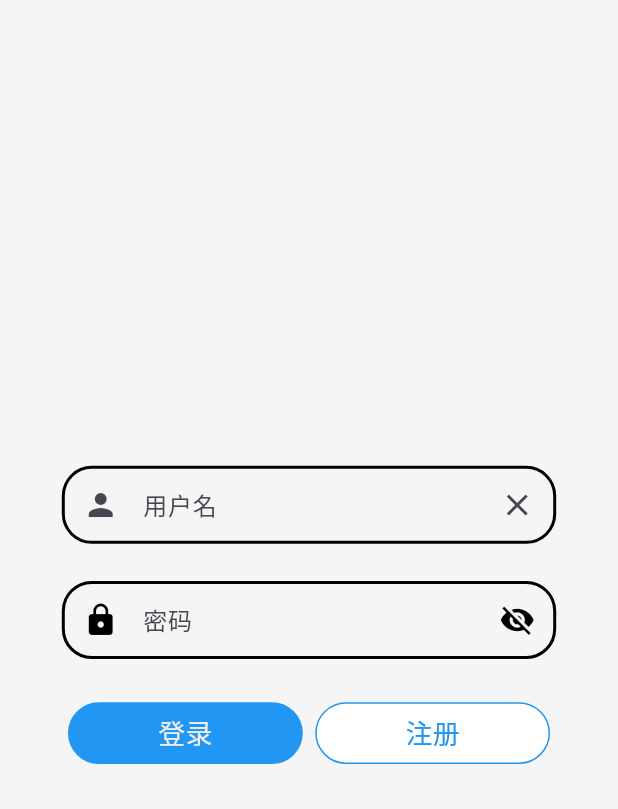
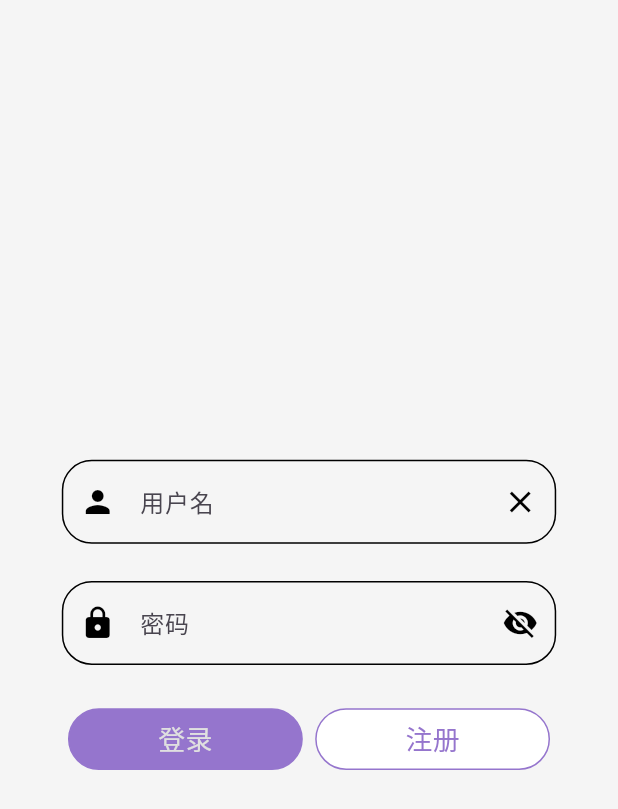
Before and after one commit to git-wujinlu/front, a Flutter app: the screen it shows after launch, on a phone screen of 412 x 824 dp. Shown: the top 809 px of the screen. Run offline on Flutter 3.47's test engine with Material 3 defaults, Android fonts, the phone set to English and light mode, and no system bars; our stand-ins replace shared_preferences.

```diff
--- a/demo1/lib/pages/HomePage.dart
+++ b/demo1/lib/pages/HomePage.dart
@@ -2,6 +2,9 @@ import 'package:demo1/pages/home/AskPage.dart';
 import 'package:demo1/pages/home/MessagePage.dart';
 import 'package:demo1/pages/home/SelfPage.dart';
 import 'package:flutter/material.dart';
+import 'package:provider/provider.dart';
+
+import '../providers/theme_provider.dart';
 
 class HomePage extends StatefulWidget {
   const HomePage({super.key});
@@ -24,6 +27,7 @@ class _HomePageState extends State<HomePage> {
 
   @override
   Widget build(BuildContext context) {
+    final themeProvider = Provider.of<ThemeProvider>(context);
     final size = MediaQuery.of(context).size;
     final height = size.height;
     final width = size.width;
@@ -43,7 +47,10 @@ class _HomePageState extends State<HomePage> {
             curve: Curves.easeInOut,
           );
         },
-        selectedItemColor: Colors.deepPurple.shade700,
+        selectedItemColor:
+            themeProvider.isDarkMode
+                ? Colors.deepPurple.shade300
+                : Colors.deepPurple.shade700,
         items: [
           BottomNavigationBarItem(icon: Icon(Icons.search), label: "问答"),
           BottomNavigationBarItem(icon: Icon(Icons.mail), label: "消息"),
--- a/demo1/lib/pages/LoginPage.dart
+++ b/demo1/lib/pages/LoginPage.dart
@@ -1,4 +1,7 @@
 import 'package:flutter/material.dart';
+import 'package:provider/provider.dart';
+
+import '../providers/theme_provider.dart';
 
 class LoginPage extends StatefulWidget {
   const LoginPage({super.key});
@@ -46,6 +49,7 @@ class _LoginPageState extends State<LoginPage> {
 
   @override
   Widget build(BuildContext context) {
+    final themeProvider = Provider.of<ThemeProvider>(context);
     final size = MediaQuery.of(context).size;
     final height = size.height;
     final width = size.width;
@@ -57,19 +61,41 @@ class _LoginPageState extends State<LoginPage> {
             mainAxisAlignment: MainAxisAlignment.center,
             children: [
               Container(
-                decoration: BoxDecoration(
-                  borderRadius: BorderRadius.circular(20),
-                  border: Border.all(width: 2),
-                ),
                 child: TextField(
                   textAlignVertical: TextAlignVertical.center,
                   controller: _usernameController,
                   decoration: InputDecoration(
-                    border: InputBorder.none,
+                    border: OutlineInputBorder(
+                      borderRadius: BorderRadius.circular(20),
+                    ),
+                    enabledBorder: OutlineInputBorder(
+                      borderRadius: BorderRadius.circular(20),
+                      borderSide: BorderSide(
+                        color:
+                            passwordChecked || nowPage == 0
+                                ? Colors.black
+                                : Colors.red,
+                      ),
+                    ),
+                    focusedBorder: OutlineInputBorder(
+                      borderRadius: BorderRadius.circular(20),
+                      borderSide: BorderSide(
+                        color:
+                            passwordChecked || nowPage == 0
+                                ? themeProvider.isDarkMode
+                                    ? Colors.deepPurple.shade700
+                                    : Colors.deepPurple.shade300
+                                : Colors.red,
+                      ),
+                    ),
                     hintText: '用户名',
-                    prefixIcon: Icon(Icons.person),
+                    prefixIcon: Icon(
+                      Icons.person,
+                      color: Theme.of(context).iconTheme.color,
+                    ),
                     suffixIcon: IconButton(
                       icon: Icon(Icons.clear),
+                      color: Theme.of(context).iconTheme.color,
                       onPressed: _usernameController.clear,
                     ),
                   ),
@@ -77,16 +103,6 @@ class _LoginPageState extends State<LoginPage> {
               ),
               SizedBox(height: 0.03 * height),
               Container(
-                decoration: BoxDecoration(
-                  borderRadius: BorderRadius.circular(20),
-                  border: Border.all(
-                    width: 2,
-                    color:
-                        passwordChecked || nowPage == 0
-                            ? Colors.black
-                            : Colors.red,
-                  ),
-                ),
                 child: TextField(
                   style: TextStyle(
                     color:
@@ -102,13 +118,41 @@ class _LoginPageState extends State<LoginPage> {
                   controller: _passwordController,
                   obscureText: _obscurePassword,
                   decoration: InputDecoration(
-                    border: InputBorder.none,
+                    border: OutlineInputBorder(
+                      borderRadius: BorderRadius.circular(20),
+                      borderSide: BorderSide(
+                        color:
+                            passwordChecked || nowPage == 0
+                                ? Colors.black
+                                : Colors.red,
+                      ),
+                    ),
+                    enabledBorder: OutlineInputBorder(
+                      borderRadius: BorderRadius.circular(20),
+                      borderSide: BorderSide(
+                        color:
+                            passwordChecked || nowPage == 0
+                                ? Colors.black
+                                : Colors.red,
+                      ),
+                    ),
+                    focusedBorder: OutlineInputBorder(
+                      borderRadius: BorderRadius.circular(20),
+                      borderSide: BorderSide(
+                        color:
+                            passwordChecked || nowPage == 0
+                                ? themeProvider.isDarkMode
+                                    ? Colors.deepPurple.shade700
+                                    : Colors.deepPurple.shade300
+                                : Colors.red,
+                      ),
+                    ),
                     hintText: '密码',
                     prefixIcon: Icon(
                       Icons.lock,
                       color:
                           passwordChecked || nowPage == 0
-                              ? Colors.black
+                              ? Theme.of(context).iconTheme.color
                               : Colors.red,
                     ),
                     suffixIcon: IconButton(
@@ -118,7 +162,7 @@ class _LoginPageState extends State<LoginPage> {
                             : Icons.visibility,
                         color:
                             passwordChecked || nowPage == 0
-                                ? Colors.black
+                                ? Theme.of(context).iconTheme.color
                                 : Colors.red,
                       ),
                       onPressed: () {
@@ -135,16 +179,6 @@ class _LoginPageState extends State<LoginPage> {
                     children: [
                       SizedBox(height: 0.03 * height),
                       Container(
-                        decoration: BoxDecoration(
-                          borderRadius: BorderRadius.circular(20),
-                          border: Border.all(
-                            width: 2,
-                            color:
-                                passwordChecked || nowPage == 0
-                                    ? Colors.black
-                                    : Colors.red,
-                          ),
-                        ),
                         child: TextField(
                           style: TextStyle(
                             color:
@@ -160,13 +194,41 @@ class _LoginPageState extends State<LoginPage> {
                           controller: _passwordCheckController,
                           obscureText: _obscurePasswordCheck,
                           decoration: InputDecoration(
-                            border: InputBorder.none,
+                            border: OutlineInputBorder(
+                              borderRadius: BorderRadius.circular(20),
+                              borderSide: BorderSide(
+                                color:
+                                    passwordChecked || nowPage == 0
+                                        ? Colors.black
+                                        : Colors.red,
+                              ),
+                            ),
+                            enabledBorder: OutlineInputBorder(
+                              borderRadius: BorderRadius.circular(20),
+                              borderSide: BorderSide(
+                                color:
+                                    passwordChecked || nowPage == 0
+                                        ? Colors.black
+                                        : Colors.red,
+                              ),
+                            ),
+                            focusedBorder: OutlineInputBorder(
+                              borderRadius: BorderRadius.circular(20),
+                              borderSide: BorderSide(
+                                color:
+                                    passwordChecked || nowPage == 0
+                                        ? themeProvider.isDarkMode
+                                            ? Colors.deepPurple.shade700
+                                            : Colors.deepPurple.shade300
+                                        : Colors.red,
+                              ),
+                            ),
                             hintText: '确认密码',
                             prefixIcon: Icon(
                               Icons.lock,
                               color:
                                   passwordChecked || nowPage == 0
-                                      ? Colors.black
+                                      ? Theme.of(context).iconTheme.color
                                       : Colors.red,
                             ),
                             suffixIcon: IconButton(
@@ -176,7 +238,7 @@ class _LoginPageState extends State<LoginPage> {
                                     : Icons.visibility,
                                 color:
                                     passwordChecked || nowPage == 0
-                                        ? Colors.black
+                                        ? Theme.of(context).iconTheme.color
                                         : Colors.red,
                               ),
                               onPressed: () {
@@ -203,10 +265,17 @@ class _LoginPageState extends State<LoginPage> {
                         height: 0.05 * height,
                         decoration: BoxDecoration(
                           borderRadius: BorderRadius.circular(30),
-                          border: Border.all(color: Colors.blue.shade500),
+                          border: Border.all(
+                            color:
+                                themeProvider.isDarkMode
+                                    ? Colors.deepPurple.shade700
+                                    : Colors.deepPurple.shade300,
+                          ),
                           color:
                               nowPage == 0
-                                  ? Colors.blue.shade500
+                                  ? themeProvider.isDarkMode
+                                      ? Colors.deepPurple.shade700
+                                      : Colors.deepPurple.shade300
                                   : Colors.white,
                         ),
                         child: Center(
@@ -215,8 +284,10 @@ class _LoginPageState extends State<LoginPage> {
                             style: TextStyle(
                               color:
                                   nowPage == 0
-                                      ? Colors.grey.shade200
-                                      : Colors.blue.shade500,
+                                      ? Colors.grey.shade300
+                                      : themeProvider.isDarkMode
+                                      ? Colors.deepPurple.shade700
+                                      : Colors.deepPurple.shade300,
                               fontSize: 18,
                             ),
                           ),
@@ -232,10 +303,17 @@ class _LoginPageState extends State<LoginPage> {
                         height: 0.05 * height,
                         decoration: BoxDecoration(
                           borderRadius: BorderRadius.circular(30),
-                          border: Border.all(color: Colors.blue.shade500),
+                          border: Border.all(
+                            color:
+                                themeProvider.isDarkMode
+                                    ? Colors.deepPurple.shade700
+                                    : Colors.deepPurple.shade300,
+                          ),
                           color:
                               nowPage == 1
-                                  ? Colors.blue.shade500
+                                  ? themeProvider.isDarkMode
+                                      ? Colors.deepPurple.shade700
+                                      : Colors.deepPurple.shade300
                                   : Colors.white,
                         ),
                         child: Center(
@@ -244,8 +322,10 @@ class _LoginPageState extends State<LoginPage> {
                             style: TextStyle(
                               color:
                                   nowPage == 1
-                                      ? Colors.grey.shade200
-                                      : Colors.blue.shade500,
+                                      ? Colors.grey.shade300
+                                      : themeProvider.isDarkMode
+                                      ? Colors.deepPurple.shade700
+                                      : Colors.deepPurple.shade300,
                               fontSize: 18,
                             ),
                           ),
--- a/demo1/lib/pages/home/AskPage.dart
+++ b/demo1/lib/pages/home/AskPage.dart
@@ -63,23 +63,28 @@ class _AskPageState extends State<AskPage> {
             ),
             Container(
               width: 0.95 * width,
-              decoration: BoxDecoration(
-                border: Border.all(width: 2),
-                borderRadius: BorderRadius.circular(20),
-              ),
               child: TextField(
                 onSubmitted: AskEnter,
                 controller: _searchController,
                 textAlignVertical: TextAlignVertical.center,
                 decoration: InputDecoration(
-                  border: InputBorder.none,
+                  border: OutlineInputBorder(
+                      borderSide: BorderSide(width: 1),
+                      borderRadius: BorderRadius.circular(20),
+                  ),
                   hintText: '输入你想问的问题',
                   prefixIcon: IconButton(
                     icon: Icon(Icons.search),
+                    color: Theme.of(
+                      context,
+                    ).iconTheme.color,
                     onPressed: () => toAsk(_searchController.text),
                   ),
                   suffixIcon: IconButton(
                     icon: Icon(Icons.clear),
+                    color: Theme.of(
+                      context,
+                    ).iconTheme.color,
                     onPressed: _searchController.clear,
                   ),
                 ),
--- a/demo1/lib/pages/home/AskResultPage.dart
+++ b/demo1/lib/pages/home/AskResultPage.dart
@@ -1,4 +1,7 @@
 import 'package:flutter/material.dart';
+import 'package:provider/provider.dart';
+
+import '../../providers/theme_provider.dart';
 
 class AskResultPage extends StatefulWidget {
   final String searchString;
@@ -25,6 +28,7 @@ class _AskResultPageState extends State<AskResultPage> {
 
   @override
   Widget build(BuildContext context) {
+    final themeProvider = Provider.of<ThemeProvider>(context);
     final size = MediaQuery.of(context).size;
     final height = size.height;
     final width = size.width;
@@ -62,23 +66,24 @@ class _AskResultPageState extends State<AskResultPage> {
             Container(),
             Container(
               width: 0.95 * width,
-              decoration: BoxDecoration(
-                border: Border.all(width: 2),
-                borderRadius: BorderRadius.circular(20),
-              ),
               child: TextField(
                 // onSubmitted: ,
                 controller: _searchController,
                 textAlignVertical: TextAlignVertical.center,
                 decoration: InputDecoration(
-                  border: InputBorder.none,
+                  border: OutlineInputBorder(
+                    borderSide: BorderSide(width: 1),
+                    borderRadius: BorderRadius.circular(20),
+                  ),
                   hintText: '输入你想问的问题',
                   prefixIcon: IconButton(
                     icon: Icon(Icons.search),
+                    color: Theme.of(context).iconTheme.color,
                     onPressed: () => print(''),
                   ),
                   suffixIcon: IconButton(
                     icon: Icon(Icons.clear),
+                    color: Theme.of(context).iconTheme.color,
                     onPressed: _searchController.clear,
                   ),
                 ),
@@ -94,11 +99,18 @@ class _AskResultPageState extends State<AskResultPage> {
                     child: Container(
                       decoration: BoxDecoration(
                         color:
-                        (selectedList[index] == false)
-                            ? Colors.white
-                            : Colors.purple.shade100,
+                            (selectedList[index] == false)
+                                ? themeProvider.isDarkMode
+                                    ? Theme.of(context).cardTheme.color
+                                    : Colors.white
+                                : Colors.purple.shade100,
                         borderRadius: BorderRadius.circular(15),
-                        border: Border.all(color: Colors.grey.shade300),
+                        border: Border.all(
+                          color:
+                              themeProvider.isDarkMode
+                                  ? Colors.grey.shade700
+                                  : Colors.grey.shade300,
+                        ),
                       ),
                       padding: EdgeInsets.only(
                         top: 0.012 * height,
```
